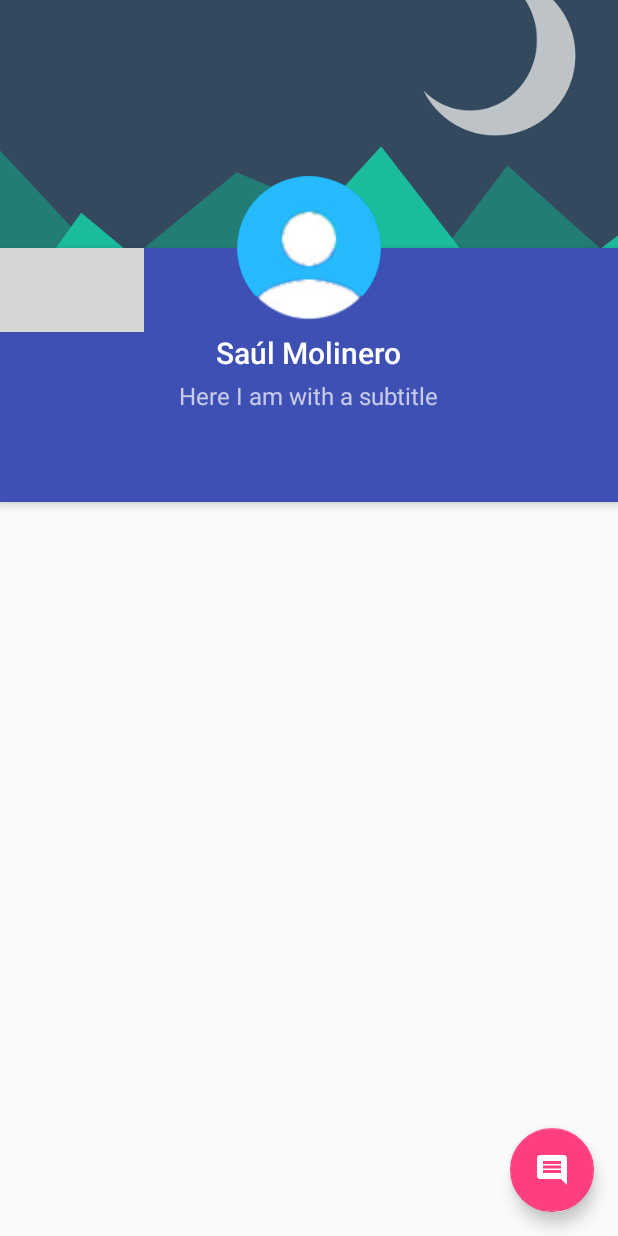
After one commit to saulmm/CoordinatorExamples, an Android app: the layout fragment_material_up_concept.xml on its own in the app's theme, with its tools: preview values and no code run, on a phone screen of 412 x 824 dp. The commit adds this screen. Run offline under Robolectric (Android 15) with nearby library versions, the phone set to English and light mode, and no system bars; grey boxes are pictures that could not be loaded.

Commit message:
Finished 'material up' example

```diff
--- a/app/build.gradle
+++ b/app/build.gradle
@@ -24,4 +24,7 @@ dependencies {
   testCompile 'junit:junit:4.12'
   compile 'com.android.support:design:23.0.1'
   compile 'com.android.support:appcompat-v7:23.0.1'
+  compile 'com.android.support:cardview-v7:23.0.1'
+  compile 'com.android.support:recyclerview-v7:23.0.1'
+  compile 'de.hdodenhof:circleimageview:1.3.0'
 }
--- a/app/src/main/java/saulmm/coordinatorexamples/MainActivity.java
+++ b/app/src/main/java/saulmm/coordinatorexamples/MainActivity.java
@@ -11,7 +11,7 @@ public class MainActivity extends AppCompatActivity {
 
 		if (savedInstanceState == null) {
 			getSupportFragmentManager().beginTransaction()
-				.add(android.R.id.content, IoExampleFragment.newInstance())
+				.add(android.R.id.content, MaterialUpConceptFragment.newInstance())
 				.commit();
 		}
 	}
--- /dev/null
+++ b/app/src/main/res/layout/fragment_material_up_concept.xml
@@ -0,0 +1,133 @@
+<?xml version="1.0" encoding="utf-8"?>
+<android.support.design.widget.CoordinatorLayout
+	xmlns:android="http://schemas.android.com/apk/res/android"
+	xmlns:app="http://schemas.android.com/apk/res-auto"
+	android:layout_width="match_parent"
+	android:layout_height="match_parent"
+	>
+
+	<android.support.design.widget.AppBarLayout
+		android:id="@+id/materialup.appbar"
+		android:layout_width="match_parent"
+		android:layout_height="250dp"
+		android:theme="@style/ThemeOverlay.AppCompat.Dark.ActionBar"
+		>
+
+		<android.support.design.widget.CollapsingToolbarLayout
+			android:id="@+id/main.collapsing"
+			android:layout_width="match_parent"
+			android:layout_height="match_parent"
+			app:layout_scrollFlags="scroll|exitUntilCollapsed"
+			app:contentScrim="?attr/colorPrimary"
+			app:expandedTitleMarginStart="48dp"
+			app:expandedTitleMarginEnd="64dp"
+			>
+
+			<ImageView
+				android:id="@+id/materialup.profile_backdrop"
+				android:layout_width="match_parent"
+				android:layout_height="match_parent"
+				android:scaleType="centerCrop"
+				android:src="@drawable/material_flat"
+				app:layout_collapseMode="parallax"
+				/>
+		</android.support.design.widget.CollapsingToolbarLayout>
+	</android.support.design.widget.AppBarLayout>
+
+	<!-- The top margin value equals half height of the blue box -->
+	<android.support.v4.view.ViewPager
+		android:id="@+id/materialup.viewpager"
+		android:layout_width="match_parent"
+		android:layout_height="match_parent"
+		android:layout_marginTop="84dp"
+		app:layout_behavior="@string/appbar_scrolling_view_behavior"
+		/>
+
+	<FrameLayout
+		android:id="@+id/main.toolbar"
+		android:layout_width="match_parent"
+		android:layout_height="wrap_content"
+		android:background="@color/brand_primary"
+		android:elevation="4dp"
+		app:layout_anchor="@id/materialup.appbar"
+		app:layout_anchorGravity="bottom"
+		>
+
+		<LinearLayout
+			android:layout_width="match_parent"
+			android:layout_height="wrap_content"
+			android:layout_gravity="bottom"
+			android:minHeight="?android:attr/actionBarSize"
+			android:gravity="center_horizontal"
+			android:orientation="vertical"
+			>
+
+			<android.support.v7.widget.Toolbar
+				android:id="@+id/materialup.toolbar"
+				android:layout_width="match_parent"
+				android:layout_height="wrap_content"
+				android:minHeight="?attr/actionBarSize"
+				android:background="?colorPrimary"
+				app:theme="@style/ThemeOverlay.AppCompat.Dark"
+				style="@style/ToolBarWithNavigationBack"
+				/>
+
+			<LinearLayout
+				android:id="@+id/materialup.title_container"
+				android:layout_width="match_parent"
+				android:layout_height="wrap_content"
+				android:orientation="vertical"
+				android:gravity="center"
+				>
+
+				<TextView
+					android:layout_width="wrap_content"
+					android:layout_height="wrap_content"
+					android:textAppearance="@style/TextAppearance.AppCompat.Widget.ActionBar.Title.Inverse"
+					android:text="Saúl Molinero"
+					/>
+
+				<TextView
+					android:layout_width="wrap_content"
+					android:layout_height="wrap_content"
+					android:layout_marginTop="4dp"
+					android:layout_marginBottom="4dp"
+					android:textAppearance="@style/TextAppearance.AppCompat.Widget.ActionBar.Subtitle.Inverse"
+					android:text="Here I am with a subtitle"
+					/>
+
+			</LinearLayout>
+
+			<android.support.design.widget.TabLayout
+				android:id="@+id/materialup.tabs"
+				android:layout_width="fill_parent"
+				android:layout_height="?attr/actionBarSize"
+				app:tabSelectedTextColor="?android:attr/textColorPrimaryInverse"
+				app:tabIndicatorColor="?android:attr/textColorPrimaryInverse"
+				app:tabIndicatorHeight="4dp"
+				/>
+		</LinearLayout>
+	</FrameLayout>
+
+	<android.support.design.widget.FloatingActionButton
+		android:layout_height="wrap_content"
+		android:layout_width="wrap_content"
+		android:elevation="8dp"
+		android:layout_gravity="bottom|right|end"
+		android:src="@drawable/ic_comment_24dp"
+		android:layout_margin="@dimen/activity_horizontal_margin"
+		android:clickable="true"
+		/>
+
+	<de.hdodenhof.circleimageview.CircleImageView
+		android:id="@+id/materialup.profile_image"
+		android:layout_width="96dp"
+		android:layout_height="96dp"
+		app:layout_anchor="@id/main.toolbar"
+		app:layout_anchorGravity="top|center"
+		android:src="@drawable/user_avatar"
+		android:elevation="8dp"
+		app:border_width="2dp"
+		app:border_color="#FFF"
+		/>
+</android.support.design.widget.CoordinatorLayout>
```
Also changed, not shown: app/src/main/java/saulmm/coordinatorexamples/FakePageAdapter.java (added, +33 -0 lines), app/src/main/java/saulmm/coordinatorexamples/FakePageVH.java (added, +11 -0 lines), app/src/main/java/saulmm/coordinatorexamples/MaterialUpConceptFakePage.java (added, +43 -0 lines), app/src/main/java/saulmm/coordinatorexamples/MaterialUpConceptFragment.java (added, +117 -0 lines), app/src/main/res/layout/fragment_page.xml (added, +12 -0 lines), app/src/main/res/layout/list_item_card.xml (added, +14 -0 lines), app/src/main/res/drawable-nodpi/user_avatar.png (added).
